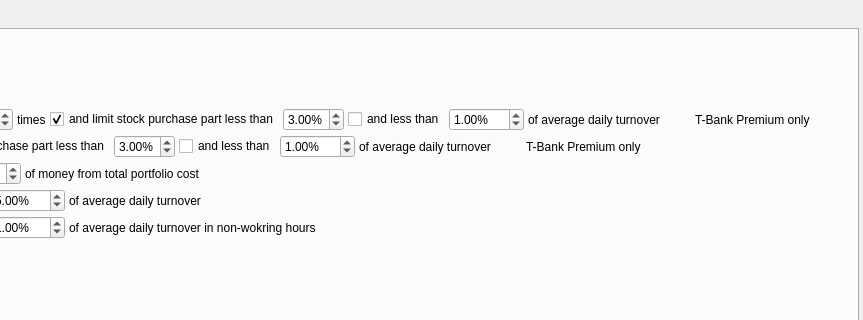
Qt form app/src/dialogs/settingsdialog/settingsdialog.ui (Gris87/TInvestor) before a commit; both pictures show x 414 to 1277 and y 0 to 320 of the 1277 by 517 pixel window.
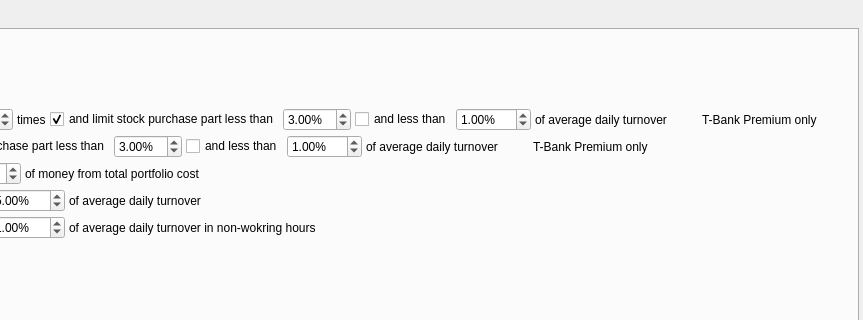
The same form after that commit. Icons and pictures are not drawn.

```diff
--- a/app/src/dialogs/settingsdialog/settingsdialog.ui
+++ b/app/src/dialogs/settingsdialog/settingsdialog.ui
@@ -238,7 +238,7 @@
                   <string notr="true">%</string>
                  </property>
                  <property name="maximum">
-                  <double>5.000000000000000</double>
+                  <double>10.000000000000000</double>
                  </property>
                  <property name="singleStep">
                   <double>0.100000000000000</double>
@@ -426,7 +426,7 @@
                   <string notr="true">%</string>
                  </property>
                  <property name="maximum">
-                  <double>5.000000000000000</double>
+                  <double>10.000000000000000</double>
                  </property>
                  <property name="singleStep">
                   <double>0.100000000000000</double>
```
Left out of the diff: 2 changed lines with no effect on the pictures.
